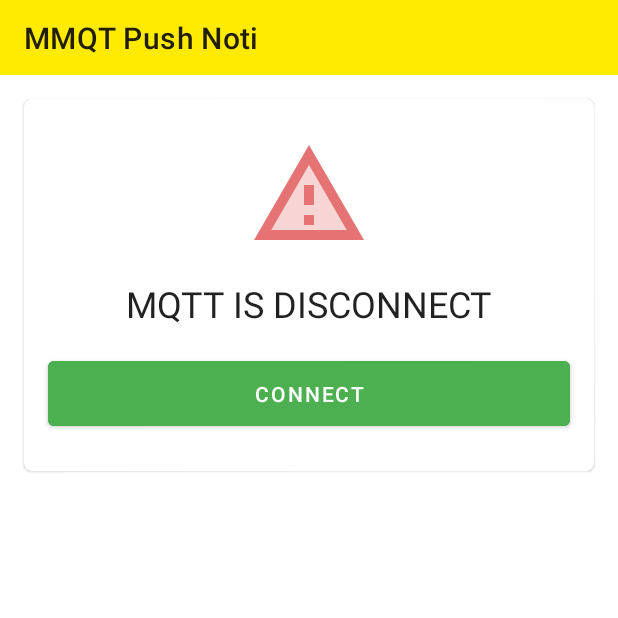
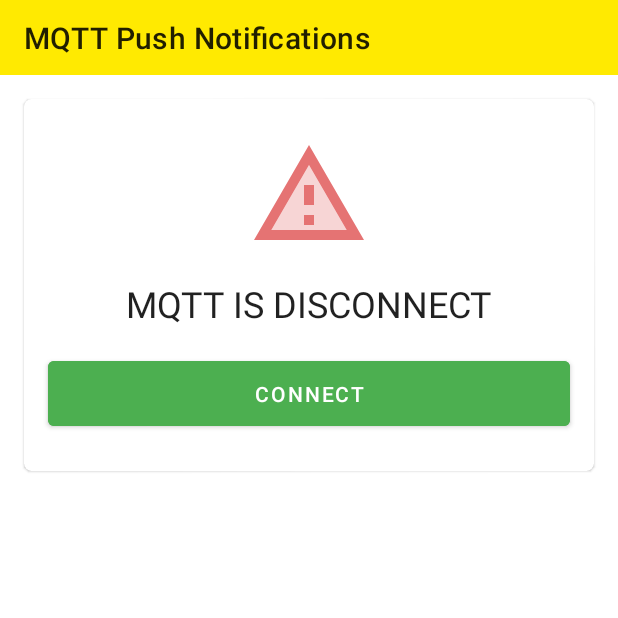
Before and after one commit to arduia/mqtt-push-notification-demo, an Android app: the screen it shows after launch (MainActivity), on a phone screen of 412 x 824 dp, the top half of it. Run offline under Robolectric (Android 15) with nearby library versions, the phone set to English and light mode, and no system bars; libraries missing offline, so code that uses them is left out: org.eclipse.paho; 9 statements that could not run were skipped.

Commit message:
chore: App Name

```diff
--- a/app/src/main/res/values/strings.xml
+++ b/app/src/main/res/values/strings.xml
@@ -1,5 +1,5 @@
 <resources>
-    <string name="app_name">MMQT Push Noti</string>
+    <string name="app_name">MQTT Push Notifications</string>
     <string name="connection_status_suffix">MQTT is </string>
     <string name="status_connecting">Connecting</string>
     <string name="status_disconnected">Disconnected</string>
```
Also changed, not shown: 1 other file.
